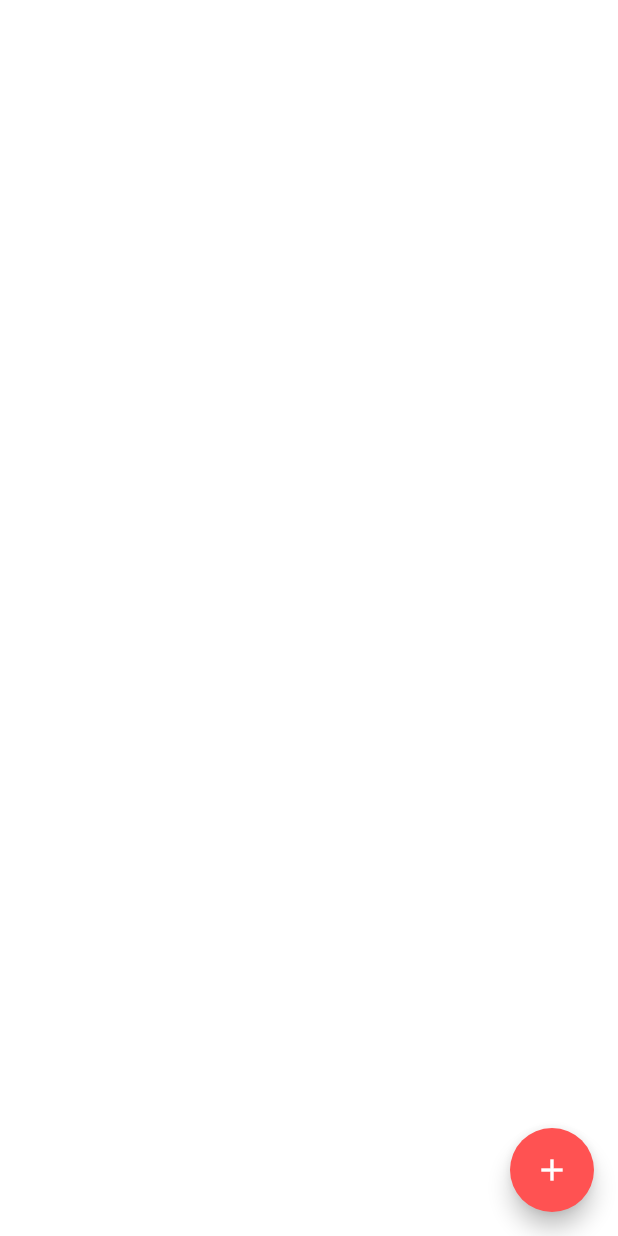
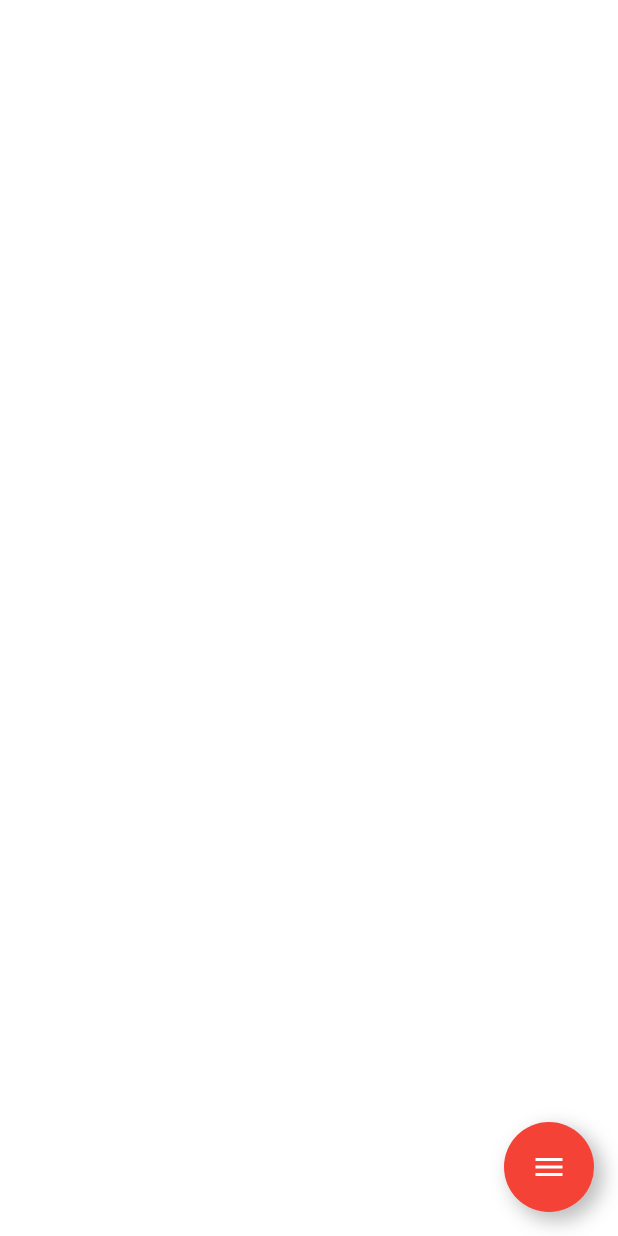
Before and after one commit to RohitEdathil/infiny-wall, a Flutter app: the screen it shows after launch, on a phone screen of 412 x 824 dp. Run offline on Flutter 3.47's test engine with Material 2 defaults, Android fonts, the phone set to English and light mode, and no system bars; our stand-ins replace flutter_colorpicker.

Commit message:
drawing system complete

```diff
--- a/lib/main.dart
+++ b/lib/main.dart
@@ -1,5 +1,5 @@
 import 'package:flutter/material.dart';
-import 'package:infiny_wall/views/wall.dart';
+import 'package:infiny_wall/views/wall_view.dart';
 
 void main() {
   runApp(InfinyWall());
@@ -9,9 +9,16 @@ class InfinyWall extends StatelessWidget {
   @override
   Widget build(BuildContext context) {
     return MaterialApp(
+      debugShowCheckedModeBanner: false,
       theme: ThemeData(
         accentColor: Colors.redAccent,
         backgroundColor: Colors.white,
+        shadowColor: Colors.grey[400],
+        sliderTheme: SliderThemeData(
+            activeTrackColor: Colors.redAccent,
+            inactiveTrackColor: Colors.grey[300],
+            thumbColor: Colors.red,
+            overlayColor: Colors.red[100]),
       ),
       home: WallView(),
     );
--- /dev/null
+++ b/lib/models/brush.dart
@@ -0,0 +1,18 @@
+import 'package:flutter/material.dart';
+
+class Brush extends ChangeNotifier {
+  Color color;
+  double size;
+  bool isDrawing;
+  Brush({this.color, this.size, this.isDrawing});
+
+  void changeColor(Color color) {
+    this.color = color;
+    notifyListeners();
+  }
+
+  void changeSize(double size) {
+    this.size = size;
+    notifyListeners();
+  }
+}
--- /dev/null
+++ b/lib/ux_components/palette.dart
@@ -0,0 +1,228 @@
+import 'package:flutter/material.dart';
+import 'package:flutter_colorpicker/flutter_colorpicker.dart';
+import 'package:infiny_wall/models/brush.dart';
+import 'package:infiny_wall/models/shapes_list.dart';
+import 'package:provider/provider.dart';
+
+class Palette extends StatefulWidget {
+  @override
+  _PaletteState createState() => _PaletteState();
+}
+
+class _PaletteState extends State<Palette> with TickerProviderStateMixin {
+  bool isDrawing;
+  double thickness;
+  Color _currentColor;
+  AnimationController _animationController;
+  AnimationController _scaleController;
+  OverlayEntry _colorPickerOverlay;
+
+  @override
+  void initState() {
+    super.initState();
+    _animationController = AnimationController(
+        value: 1, vsync: this, duration: Duration(milliseconds: 250));
+    _scaleController = AnimationController(
+        value: 0, vsync: this, duration: Duration(milliseconds: 250));
+
+    isDrawing = Provider.of<Brush>(context, listen: false).isDrawing;
+    thickness = Provider.of<Brush>(context, listen: false).size;
+    _currentColor = Provider.of<Brush>(context, listen: false).color;
+
+    _colorPickerOverlay = OverlayEntry(
+      builder: (context) {
+        return Material(
+          color: Color.fromARGB(100, 100, 100, 100),
+          child: MaterialPicker(
+            pickerColor: _currentColor,
+            onColorChanged: changeColor,
+          ),
+        );
+      },
+    );
+  }
+
+  void handleTap() {
+    setState(() {
+      isDrawing
+          ? _animationController.forward()
+          : _animationController.reverse();
+      !isDrawing ? _scaleController.forward() : _scaleController.reverse();
+      isDrawing = !isDrawing;
+    });
+  }
+
+  @override
+  void dispose() {
+    _animationController.dispose();
+    _scaleController.dispose();
+    super.dispose();
+  }
+
+  void changeColor(Color color) {
+    setState(() {
+      _colorPickerOverlay.remove();
+      _currentColor = color;
+      Provider.of<Brush>(context, listen: false).changeColor(color);
+    });
+  }
+
+  void changeSize(double size) {
+    setState(() {
+      thickness = size;
+      Provider.of<Brush>(context, listen: false).changeSize(size);
+    });
+  }
+
+  @override
+  Widget build(BuildContext context) {
+    return Stack(
+      alignment: Alignment.bottomRight,
+      children: [
+        ScaleTransition(
+          scale: _scaleController,
+          alignment: Alignment.bottomCenter,
+          child: Container(
+            width: 60,
+            alignment: Alignment.center,
+            child: Padding(
+              padding: const EdgeInsets.symmetric(vertical: 100),
+              child: Container(
+                width: 60,
+                decoration: BoxDecoration(
+                    color: Theme.of(context).backgroundColor,
+                    boxShadow: [
+                      BoxShadow(
+                        color: Theme.of(context).shadowColor,
+                        spreadRadius: 1,
+                        blurRadius: 10,
+                        offset: Offset(5, 5),
+                      )
+                    ],
+                    borderRadius: BorderRadius.circular(50)),
+                child: Column(
+                  mainAxisAlignment: MainAxisAlignment.spaceEvenly,
+                  mainAxisSize: MainAxisSize.max,
+                  children: [
+                    GestureDetector(
+                      child: Container(
+                        height: 40,
+                        width: 40,
+                        decoration: BoxDecoration(
+                          borderRadius: BorderRadius.circular(50),
+                          color: _currentColor,
+                          border: Border.all(
+                              color: Theme.of(context).accentColor, width: 1),
+                        ),
+                      ),
+                      onTap: () {
+                        Overlay.of(context).insert(_colorPickerOverlay);
+                      },
+                    ),
+                    RotatedBox(
+                      quarterTurns: 3,
+                      child: Slider(
+                          value: thickness,
+                          max: 100,
+                          min: 1,
+                          onChanged: changeSize),
+                    )
+                  ],
+                ),
+              ),
+            ),
+          ),
+        ),
+        ScaleTransition(
+          alignment: Alignment.centerRight,
+          scale: _scaleController,
+          child: Container(
+            height: 60,
+            alignment: Alignment.center,
+            child: Padding(
+              padding: const EdgeInsets.symmetric(horizontal: 80),
+              child: Container(
+                height: 60,
+                decoration: BoxDecoration(
+                    color: Theme.of(context).backgroundColor,
+                    boxShadow: [
+                      BoxShadow(
+                        color: Theme.of(context).shadowColor,
+                        spreadRadius: 1,
+                        blurRadius: 10,
+                        offset: Offset(5, 5),
+                      )
+                    ],
+                    borderRadius: BorderRadius.circular(50)),
+                child: Row(
+                  mainAxisAlignment: MainAxisAlignment.spaceEvenly,
+                  mainAxisSize: MainAxisSize.max,
+                  children: [
+                    TextButton(
+                      style: TextButton.styleFrom(
+                          shape: CircleBorder(),
+                          primary: Theme.of(context).accentColor),
+                      onPressed: () {
+                        Provider.of<ShapesList>(context, listen: false).undo();
+                      },
+                      child: Icon(
+                        Icons.undo_rounded,
+                        color: Theme.of(context).accentColor,
+                      ),
+                    ),
+                    TextButton(
+                      style: TextButton.styleFrom(
+                          shape: CircleBorder(),
+                          primary: Theme.of(context).accentColor),
+                      onPressed: () {
+                        Provider.of<ShapesList>(context, listen: false).clear();
+                      },
+                      child: Icon(
+                        Icons.delete_rounded,
+                        color: Theme.of(context).accentColor,
+                      ),
+                    ),
+                    TextButton(
+                      style: TextButton.styleFrom(
+                          shape: CircleBorder(),
+                          primary: Theme.of(context).accentColor),
+                      onPressed: () {
+                        Provider.of<ShapesList>(context, listen: false).redo();
+                      },
+                      child: Icon(
+                        Icons.redo_rounded,
+                        color: Theme.of(context).accentColor,
+                      ),
+                    ),
+                  ],
+                ),
+              ),
+            ),
+          ),
+        ),
+        Container(
+            height: 60,
+            width: 60,
+            decoration: BoxDecoration(
+                borderRadius: BorderRadius.all(Radius.circular(50)),
+                color: Colors.red,
+                boxShadow: [
+                  BoxShadow(
+                    color: Theme.of(context).shadowColor,
+                    spreadRadius: 1,
+                    blurRadius: 10,
+                    offset: Offset(5, 5),
+                  )
+                ]),
+            child: IconButton(
+              icon: AnimatedIcon(
+                icon: AnimatedIcons.close_menu,
+                progress: _animationController,
+                color: Theme.of(context).backgroundColor,
+              ),
+              onPressed: handleTap,
+            ))
+      ],
+    );
+  }
+}
--- /dev/null
+++ b/lib/ux_components/wall.dart
@@ -0,0 +1,52 @@
+import 'package:flutter/material.dart';
+import 'package:infiny_wall/models/brush.dart';
+import 'package:infiny_wall/models/shape_definitions.dart';
+import 'package:infiny_wall/models/shapes_list.dart';
+import 'package:provider/provider.dart';
+
+class Wall extends StatelessWidget {
+  @override
+  Widget build(BuildContext context) {
+    return Center(
+      child: LayoutBuilder(
+        builder: (context, constraints) {
+          return GestureDetector(
+            onPanStart: (details) {
+              Provider.of<ShapesList>(context, listen: false).addShape(Stroke(
+                  initial: details.localPosition,
+                  color: Provider.of<Brush>(context, listen: false).color,
+                  size: Provider.of<Brush>(context, listen: false).size));
+            },
+            onPanUpdate: (details) {
+              Provider.of<ShapesList>(context, listen: false)
+                  .updateLastCurve(details.localPosition);
+            },
+            child: CustomPaint(
+              size: Size(constraints.maxWidth, constraints.maxHeight),
+              painter: Painter(
+                  isDrawing: Provider.of<Brush>(context).isDrawing,
+                  shapes: Provider.of<ShapesList>(context)),
+            ),
+          );
+        },
+      ),
+    );
+  }
+}
+
+class Painter extends CustomPainter {
+  bool isDrawing;
+  ShapesList shapes;
+  Painter({this.isDrawing, this.shapes});
+  Paint painter = Paint();
+
+  @override
+  void paint(Canvas canvas, Size size) {
+    shapes.renderAll(canvas);
+  }
+
+  @override
+  bool shouldRepaint(covariant CustomPainter oldDelegate) {
+    return true;
+  }
+}
--- a/lib/views/wall.dart
+++ /dev/null
@@ -1,14 +0,0 @@
-import 'package:flutter/material.dart';
-
-class WallView extends StatelessWidget {
-  @override
-  Widget build(BuildContext context) {
-    return Scaffold(
-      backgroundColor: Theme.of(context).backgroundColor,
-      floatingActionButton: FloatingActionButton(
-        onPressed: () => {},
-        child: Icon(Icons.add),
-      ),
-    );
-  }
-}
--- /dev/null
+++ b/lib/views/wall_view.dart
@@ -0,0 +1,28 @@
+import 'package:flutter/material.dart';
+import 'package:infiny_wall/models/brush.dart';
+import 'package:infiny_wall/models/shapes_list.dart';
+import 'package:infiny_wall/ux_components/palette.dart';
+import 'package:infiny_wall/ux_components/wall.dart';
+import 'package:provider/provider.dart';
+
+class WallView extends StatelessWidget {
+  @override
+  @override
+  Widget build(BuildContext context) {
+    return MultiProvider(
+      providers: [
+        ChangeNotifierProvider(
+          create: (_) => Brush(color: Colors.black, size: 10, isDrawing: false),
+        ),
+        ChangeNotifierProvider(
+          create: (_) => ShapesList(shapes: []),
+        )
+      ],
+      child: Scaffold(
+        backgroundColor: Theme.of(context).backgroundColor,
+        floatingActionButton: Palette(),
+        body: Wall(),
+      ),
+    );
+  }
+}
```
Also changed, not shown: lib/models/shape_definitions.dart (added, +42 -0 lines), lib/models/shapes_list.dart (added, +44 -0 lines), pubspec.yaml (+3 -6 lines), pubspec.lock.
